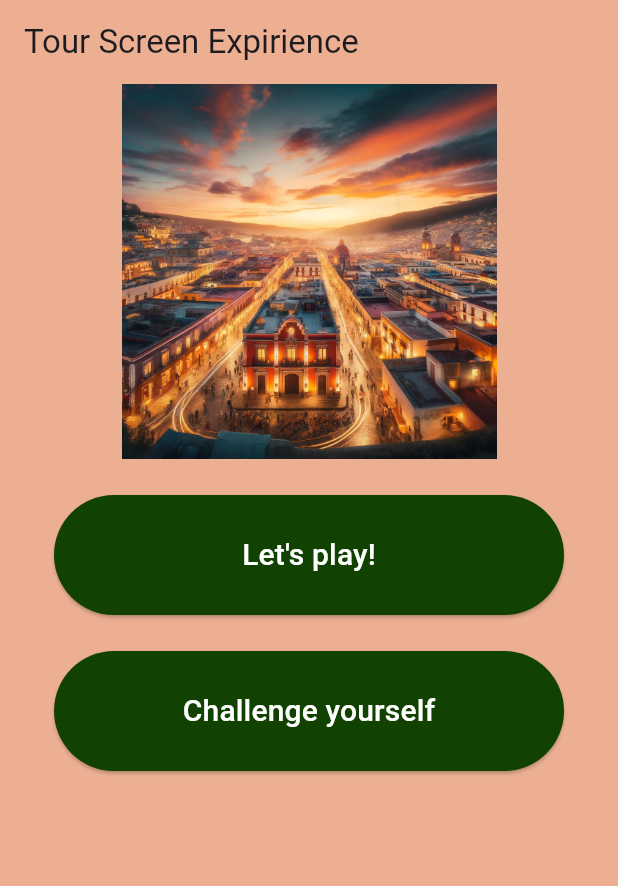
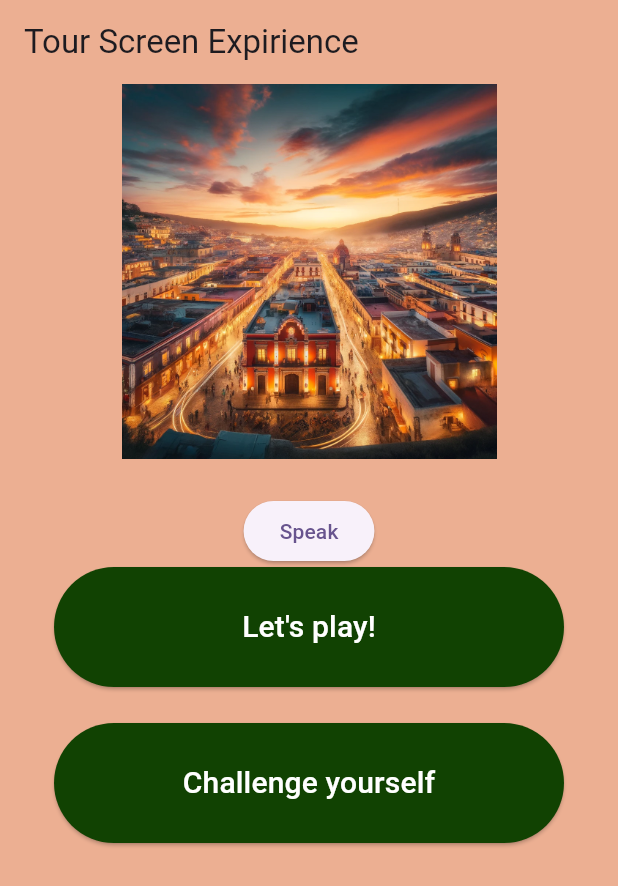
Before and after one commit to lara-vel-dev/nenemi, a Flutter app: the TourScreen screen opened directly, on a phone screen of 412 x 824 dp. Shown: the top 886 px of the screen. Run offline on Flutter 3.47's test engine with Material 3 defaults, Android fonts, the phone set to English and light mode, and no system bars; our stand-ins replace flutter_tts.

Commit message:
added some buttons and ttl?

```diff
--- a/lib/TourScreen/TourScreen.dart
+++ b/lib/TourScreen/TourScreen.dart
@@ -1,6 +1,7 @@
 import 'package:flutter/material.dart';
 import 'package:url_launcher/url_launcher.dart';
 import '../QuizScreen/quiz_screen.dart';
+import '../speks/speak.dart';
 import '../styles/button.dart';
 
 Future<void> _launchURL(String url) async {
@@ -27,7 +28,7 @@ class TourScreen extends StatelessWidget {
               height: 250,
             ),
             SizedBox(height: 24), // Add this line for spacing
-
+            Speech(),
             ElevatedButton(
               style: buttonPrimary,
               onPressed: () =>
--- /dev/null
+++ b/lib/speks/speak.dart
@@ -0,0 +1,18 @@
+import 'package:flutter/material.dart';
+import 'package:flutter_tts/flutter_tts.dart';
+
+class Speech extends StatelessWidget {
+  final FlutterTts flutterTts = FlutterTts();
+
+  @override
+  Widget build(BuildContext context) {
+    return Center(
+      child: ElevatedButton(
+        onPressed: () {
+          flutterTts.speak('Hello, Flutter Text-to-Speech!');
+        },
+        child: Text('Speak'),
+      ),
+    );
+  }
+}
--- a/pubspec.yaml
+++ b/pubspec.yaml
@@ -39,6 +39,7 @@ dependencies:
   # getwidget: ^2.0.4
   pin_code_fields: ^8.0.1
   url_launcher: ^6.2.6
+  flutter_tts: ^4.0.2
 dev_dependencies:
   flutter_test:
     sdk: flutter
```
Also changed, not shown: assets/logo-green.png (added), pubspec.lock, 3 other files.
